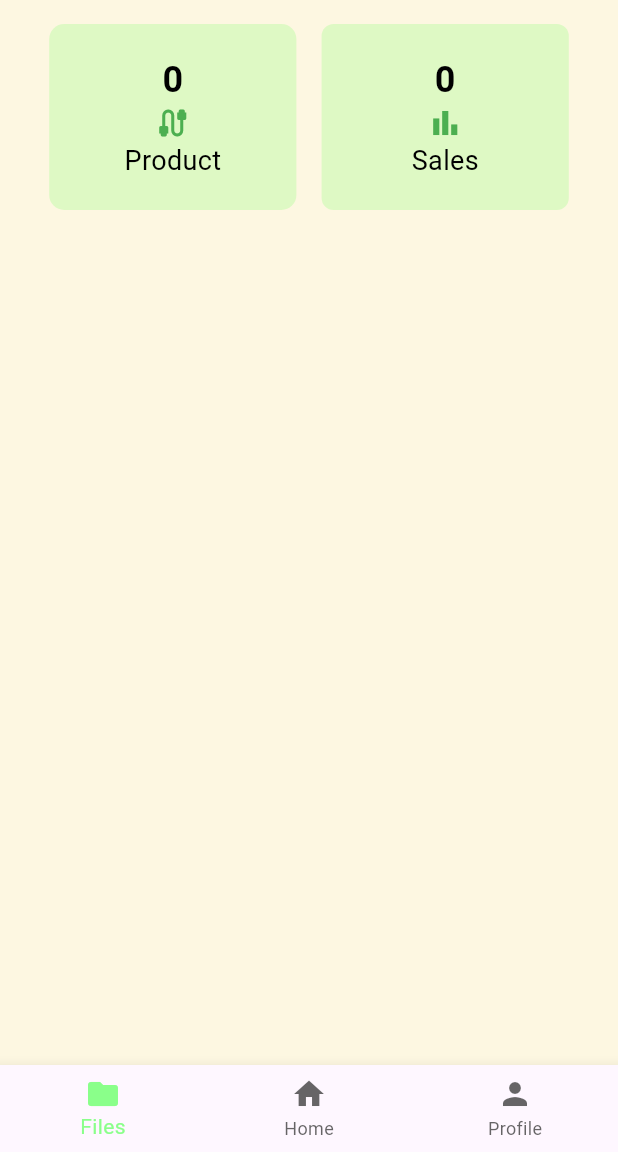
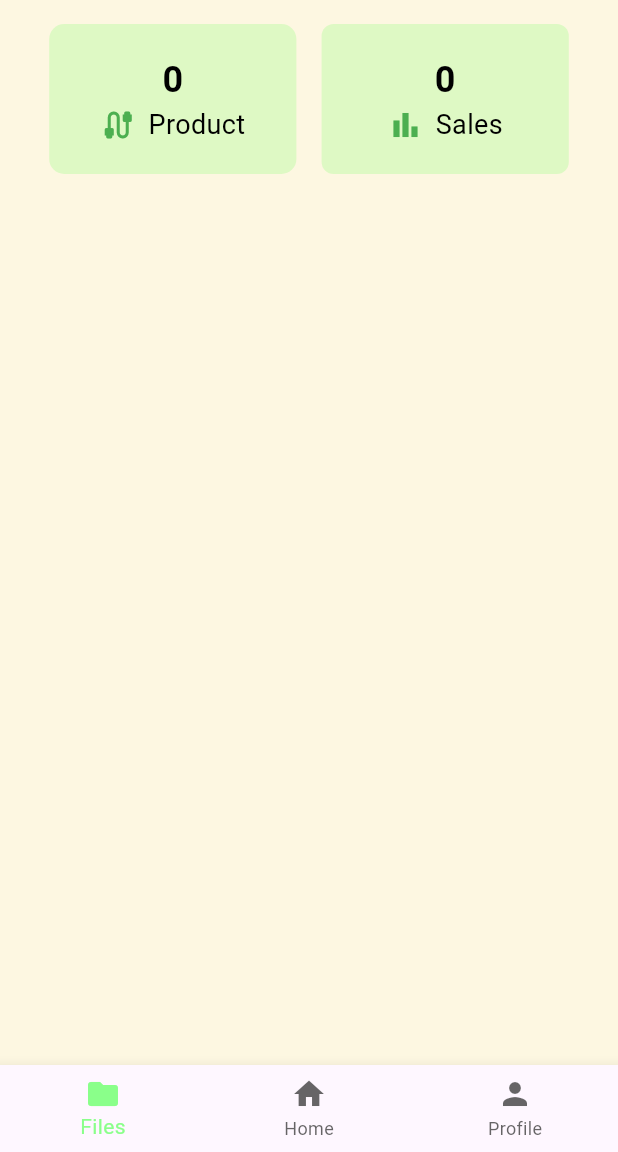
Before and after one commit to MarkRyuo/sales_inventory_app, a Flutter app: the ProductScreen screen opened directly, on a phone screen of 412 x 824 dp, the part 84-1236 px from its top. Run offline on Flutter 3.47's test engine with Material 3 defaults, Android fonts, the phone set to English and light mode, and no system bars; our stand-ins replace flutter_svg.

Commit message:
update herE

```diff
--- a/lib/product_screen.dart
+++ b/lib/product_screen.dart
@@ -52,13 +52,19 @@ class ProductScreen extends StatelessWidget {
                     color: Colors.black,
                   ),
                 ),
+                Row(
+                  mainAxisAlignment: MainAxisAlignment.center,
+                  children: [
                     Icon(Icons.cable, color: Colors.green),
+                    SizedBox(width: 8), // Add some spacing between icon and text
                     Text(
                       'Product',
                       style: TextStyle(
                         fontSize: 18,
                         color: Colors.black,
                       ),
+                    ),
+                  ],
                 ),
               ],
             ),
@@ -83,7 +89,11 @@ class ProductScreen extends StatelessWidget {
                     color: Colors.black,
                   ),
                 ),
+                Row(
+                  mainAxisAlignment: MainAxisAlignment.center,
+                  children: [
                     Icon(Icons.bar_chart, color: Colors.green),
+                    SizedBox(width: 8), // Add some spacing between icon and text
                     Text(
                       'Sales',
                       style: TextStyle(
@@ -93,12 +103,15 @@ class ProductScreen extends StatelessWidget {
                     ),
                   ],
                 ),
+              ],
+            ),
           ),
         ),
       ],
     ),
   ],
 ),
+
       ),
       bottomNavigationBar: BottomNavigationBar(
         currentIndex: 0,
```
Lines whose indentation alone changed are shown as unchanged.
